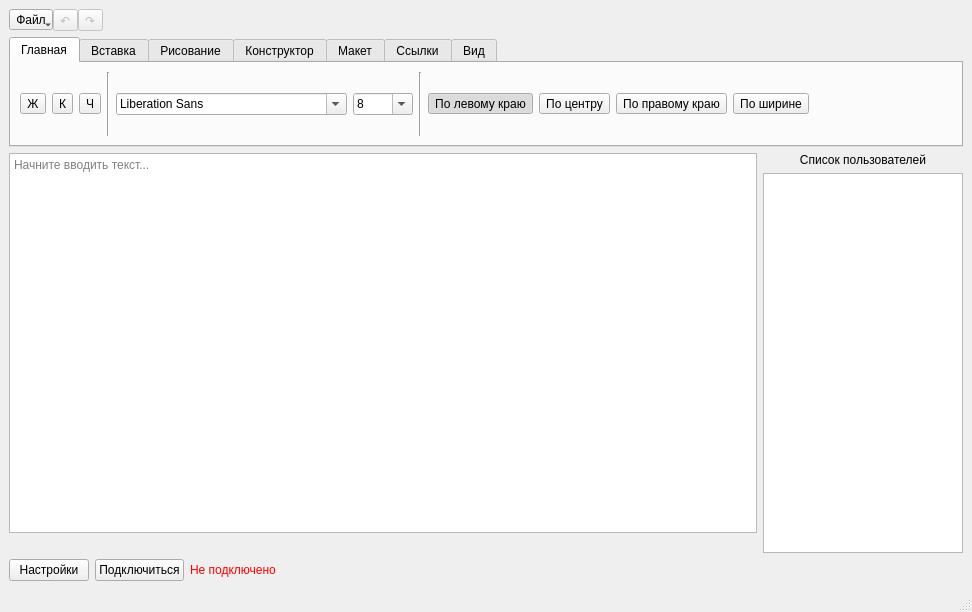
The window that mainwindow.ui (chnoq2/TextEditor) describes before a commit, drawn with Qt 5.
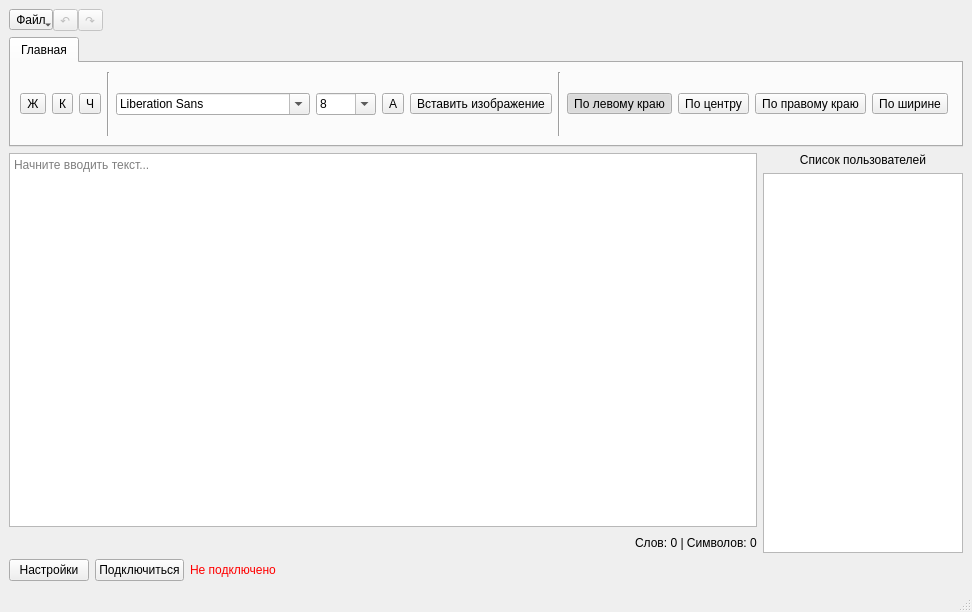
The same window after the commit.

Commit message: Добавлены заголовок окна (имя файла и несохранённые изменения), счётчик слов и символов, кнопка цвета текста, вставка изображений. Исправлена рассылка позиции при вставке и удалении текста. Добавлена сериализация цвета текста в TextStyleElement. Добавлено сохранение документа в текстовый файл. Убраны пустые заглушки ленты. Исправлено смещение затемнения при блокировке документа во время скролла. Правки по замечаниям за 2 и 3 коммит

The edit to the form file:
```diff
--- a/mainwindow.ui
+++ b/mainwindow.ui
@@ -237,6 +237,26 @@
            </item>
           </widget>
          </item>
+         <item>
+          <widget class="QToolButton" name="colorButton">
+           <property name="text">
+            <string>A</string>
+           </property>
+           <property name="toolTip">
+            <string>Цвет текста</string>
+           </property>
+          </widget>
+         </item>
+         <item>
+          <widget class="QToolButton" name="imageButton">
+           <property name="text">
+            <string>Вставить изображение</string>
+           </property>
+           <property name="toolTip">
+            <string>Вставить изображение</string>
+           </property>
+          </widget>
+         </item>
          <item>
           <widget class="Line" name="homeSeparator2">
            <property name="orientation">
@@ -314,108 +334,6 @@
          </item>
         </layout>
        </widget>
-       <widget class="QWidget" name="tabInsert">
-        <attribute name="title">
-         <string>Вставка</string>
-        </attribute>
-        <layout class="QVBoxLayout" name="tabInsertLayout">
-         <item>
-          <widget class="QLabel" name="tabInsertStub">
-           <property name="text">
-            <string>Скоро будет доступно</string>
-           </property>
-           <property name="alignment">
-            <set>Qt::AlignmentFlag::AlignCenter</set>
-           </property>
-          </widget>
-         </item>
-        </layout>
-       </widget>
-       <widget class="QWidget" name="tabDraw">
-        <attribute name="title">
-         <string>Рисование</string>
-        </attribute>
-        <layout class="QVBoxLayout" name="tabDrawLayout">
-         <item>
-          <widget class="QLabel" name="tabDrawStub">
-           <property name="text">
-            <string>Скоро будет доступно</string>
-           </property>
-           <property name="alignment">
-            <set>Qt::AlignmentFlag::AlignCenter</set>
-           </property>
-          </widget>
-         </item>
-        </layout>
-       </widget>
-       <widget class="QWidget" name="tabDesign">
-        <attribute name="title">
-         <string>Конструктор</string>
-        </attribute>
-        <layout class="QVBoxLayout" name="tabDesignLayout">
-         <item>
-          <widget class="QLabel" name="tabDesignStub">
-           <property name="text">
-            <string>Скоро будет доступно</string>
-           </property>
-           <property name="alignment">
-            <set>Qt::AlignmentFlag::AlignCenter</set>
-           </property>
-          </widget>
-         </item>
-        </layout>
-       </widget>
-       <widget class="QWidget" name="tabLayout">
-        <attribute name="title">
-         <string>Макет</string>
-        </attribute>
-        <layout class="QVBoxLayout" name="tabLayoutLayout">
-         <item>
-          <widget class="QLabel" name="tabLayoutStub">
-           <property name="text">
-            <string>Скоро будет доступно</string>
-           </property>
-           <property name="alignment">
-            <set>Qt::AlignmentFlag::AlignCenter</set>
-           </property>
-          </widget>
-         </item>
-        </layout>
-       </widget>
-       <widget class="QWidget" name="tabReferences">
-        <attribute name="title">
-         <string>Ссылки</string>
-        </attribute>
-        <layout class="QVBoxLayout" name="tabReferencesLayout">
-         <item>
-          <widget class="QLabel" name="tabReferencesStub">
-           <property name="text">
-            <string>Скоро будет доступно</string>
-           </property>
-           <property name="alignment">
-            <set>Qt::AlignmentFlag::AlignCenter</set>
-           </property>
-          </widget>
-         </item>
-        </layout>
-       </widget>
-       <widget class="QWidget" name="tabView">
-        <attribute name="title">
-         <string>Вид</string>
-        </attribute>
-        <layout class="QVBoxLayout" name="tabViewLayout">
-         <item>
-          <widget class="QLabel" name="tabViewStub">
-           <property name="text">
-            <string>Скоро будет доступно</string>
-           </property>
-           <property name="alignment">
-            <set>Qt::AlignmentFlag::AlignCenter</set>
-           </property>
-          </widget>
-         </item>
-        </layout>
-       </widget>
         </widget>
      </item>
      <item>
@@ -439,11 +357,35 @@
           </widget>
          </item>
          <item>
-          <widget class="QLabel" name="typingLabel">
-           <property name="text">
-            <string/>
-           </property>
-          </widget>
+          <layout class="QHBoxLayout" name="statusLineLayout">
+           <item>
+            <widget class="QLabel" name="typingLabel">
+             <property name="text">
+              <string/>
+             </property>
+            </widget>
+           </item>
+           <item>
+            <spacer name="statusLineSpacer">
+             <property name="orientation">
+              <enum>Qt::Orientation::Horizontal</enum>
+             </property>
+             <property name="sizeHint" stdset="0">
+              <size>
+               <width>40</width>
+               <height>20</height>
+              </size>
+             </property>
+            </spacer>
+           </item>
+           <item>
+            <widget class="QLabel" name="wordCountLabel">
+             <property name="text">
+              <string>Слов: 0 | Символов: 0</string>
+             </property>
+            </widget>
+           </item>
+          </layout>
          </item>
         </layout>
        </item>
```
The commit also changes 10 other files.
